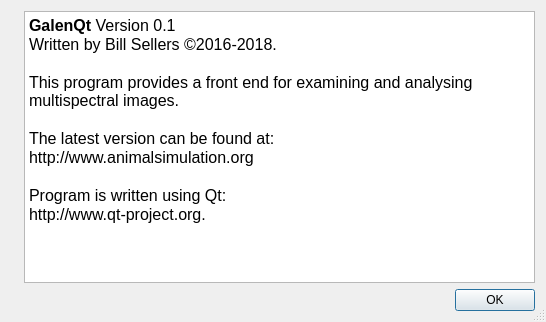
wol101/GalenQt, file GalenQt/AboutDialog.ui: the form before one commit.
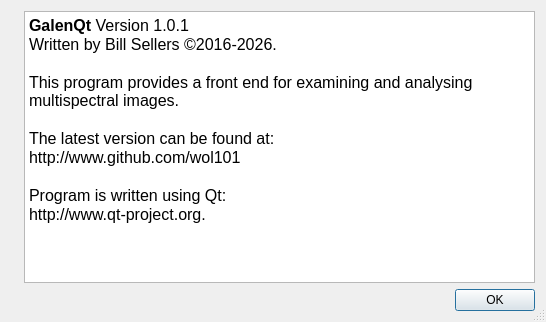
The form after the commit. Icons and pictures are not drawn.

Commit message: This version compiles and runs using xcode 16.4 on tahoe

What changed in the file:
```diff
--- a/GalenQt/AboutDialog.ui
+++ b/GalenQt/AboutDialog.ui
@@ -52,16 +52,19 @@
      </property>
      <property name="html">
       <string>&lt;!DOCTYPE HTML PUBLIC &quot;-//W3C//DTD HTML 4.0//EN&quot; &quot;http://www.w3.org/TR/REC-html40/strict.dtd&quot;&gt;
-&lt;html&gt;&lt;head&gt;&lt;meta name=&quot;qrichtext&quot; content=&quot;1&quot; /&gt;&lt;style type=&quot;text/css&quot;&gt;
+&lt;html&gt;&lt;head&gt;&lt;meta name=&quot;qrichtext&quot; content=&quot;1&quot; /&gt;&lt;meta charset=&quot;utf-8&quot; /&gt;&lt;style type=&quot;text/css&quot;&gt;
 p, li { white-space: pre-wrap; }
-&lt;/style&gt;&lt;/head&gt;&lt;body style=&quot; font-family:'.SF NS Text'; font-size:13pt; font-weight:400; font-style:normal;&quot;&gt;
-&lt;p style=&quot; margin-top:0px; margin-bottom:0px; margin-left:0px; margin-right:0px; -qt-block-indent:0; text-indent:0px;&quot;&gt;&lt;span style=&quot; font-family:'Lucida Grande'; font-size:12pt; font-weight:600;&quot;&gt;GalenQt&lt;/span&gt;&lt;span style=&quot; font-family:'Lucida Grande'; font-size:12pt;&quot;&gt; Version 0.1&lt;/span&gt;&lt;/p&gt;
-&lt;p style=&quot; margin-top:0px; margin-bottom:0px; margin-left:0px; margin-right:0px; -qt-block-indent:0; text-indent:0px;&quot;&gt;&lt;span style=&quot; font-family:'Lucida Grande'; font-size:12pt;&quot;&gt;Written by Bill Sellers ©2016-2018.&lt;/span&gt;&lt;/p&gt;
+hr { height: 1px; border-width: 0; }
+li.unchecked::marker { content: &quot;\2610&quot;; }
+li.checked::marker { content: &quot;\2612&quot;; }
+&lt;/style&gt;&lt;/head&gt;&lt;body style=&quot; font-family:'.AppleSystemUIFont'; font-size:13pt; font-weight:400; font-style:normal;&quot;&gt;
+&lt;p style=&quot; margin-top:0px; margin-bottom:0px; margin-left:0px; margin-right:0px; -qt-block-indent:0; text-indent:0px;&quot;&gt;&lt;span style=&quot; font-family:'Lucida Grande'; font-size:12pt; font-weight:600;&quot;&gt;GalenQt&lt;/span&gt;&lt;span style=&quot; font-family:'Lucida Grande'; font-size:12pt;&quot;&gt; Version 1.0.1&lt;/span&gt;&lt;/p&gt;
+&lt;p style=&quot; margin-top:0px; margin-bottom:0px; margin-left:0px; margin-right:0px; -qt-block-indent:0; text-indent:0px;&quot;&gt;&lt;span style=&quot; font-family:'Lucida Grande'; font-size:12pt;&quot;&gt;Written by Bill Sellers ©2016-2026.&lt;/span&gt;&lt;/p&gt;
 &lt;p style=&quot;-qt-paragraph-type:empty; margin-top:0px; margin-bottom:0px; margin-left:0px; margin-right:0px; -qt-block-indent:0; text-indent:0px; font-family:'Lucida Grande'; font-size:12pt;&quot;&gt;&lt;br /&gt;&lt;/p&gt;
 &lt;p style=&quot; margin-top:0px; margin-bottom:0px; margin-left:0px; margin-right:0px; -qt-block-indent:0; text-indent:0px;&quot;&gt;&lt;span style=&quot; font-family:'Lucida Grande'; font-size:12pt;&quot;&gt;This program provides a front end for examining and analysing multispectral images.&lt;/span&gt;&lt;/p&gt;
 &lt;p style=&quot;-qt-paragraph-type:empty; margin-top:0px; margin-bottom:0px; margin-left:0px; margin-right:0px; -qt-block-indent:0; text-indent:0px; font-family:'Lucida Grande'; font-size:12pt;&quot;&gt;&lt;br /&gt;&lt;/p&gt;
 &lt;p style=&quot; margin-top:0px; margin-bottom:0px; margin-left:0px; margin-right:0px; -qt-block-indent:0; text-indent:0px;&quot;&gt;&lt;span style=&quot; font-family:'Lucida Grande'; font-size:12pt;&quot;&gt;The latest version can be found at: &lt;/span&gt;&lt;/p&gt;
-&lt;p style=&quot; margin-top:0px; margin-bottom:0px; margin-left:0px; margin-right:0px; -qt-block-indent:0; text-indent:0px;&quot;&gt;&lt;span style=&quot; font-family:'Lucida Grande'; font-size:12pt;&quot;&gt;http://www.animalsimulation.org&lt;/span&gt;&lt;/p&gt;
+&lt;p style=&quot; margin-top:0px; margin-bottom:0px; margin-left:0px; margin-right:0px; -qt-block-indent:0; text-indent:0px;&quot;&gt;&lt;span style=&quot; font-family:'Lucida Grande'; font-size:12pt;&quot;&gt;http://www.github.com/wol101&lt;/span&gt;&lt;/p&gt;
 &lt;p style=&quot;-qt-paragraph-type:empty; margin-top:0px; margin-bottom:0px; margin-left:0px; margin-right:0px; -qt-block-indent:0; text-indent:0px; font-family:'Lucida Grande'; font-size:12pt;&quot;&gt;&lt;br /&gt;&lt;/p&gt;
 &lt;p style=&quot; margin-top:0px; margin-bottom:0px; margin-left:0px; margin-right:0px; -qt-block-indent:0; text-indent:0px;&quot;&gt;&lt;span style=&quot; font-family:'Lucida Grande'; font-size:12pt;&quot;&gt;Program is written using Qt:&lt;/span&gt;&lt;/p&gt;
 &lt;p style=&quot; margin-top:0px; margin-bottom:0px; margin-left:0px; margin-right:0px; -qt-block-indent:0; text-indent:0px;&quot;&gt;&lt;span style=&quot; font-family:'Lucida Grande'; font-size:12pt;&quot;&gt;http://www.qt-project.org.&lt;/span&gt;&lt;/p&gt;&lt;/body&gt;&lt;/html&gt;</string>
```
Left out of the diff: 2 changed lines with no effect on the pictures.
